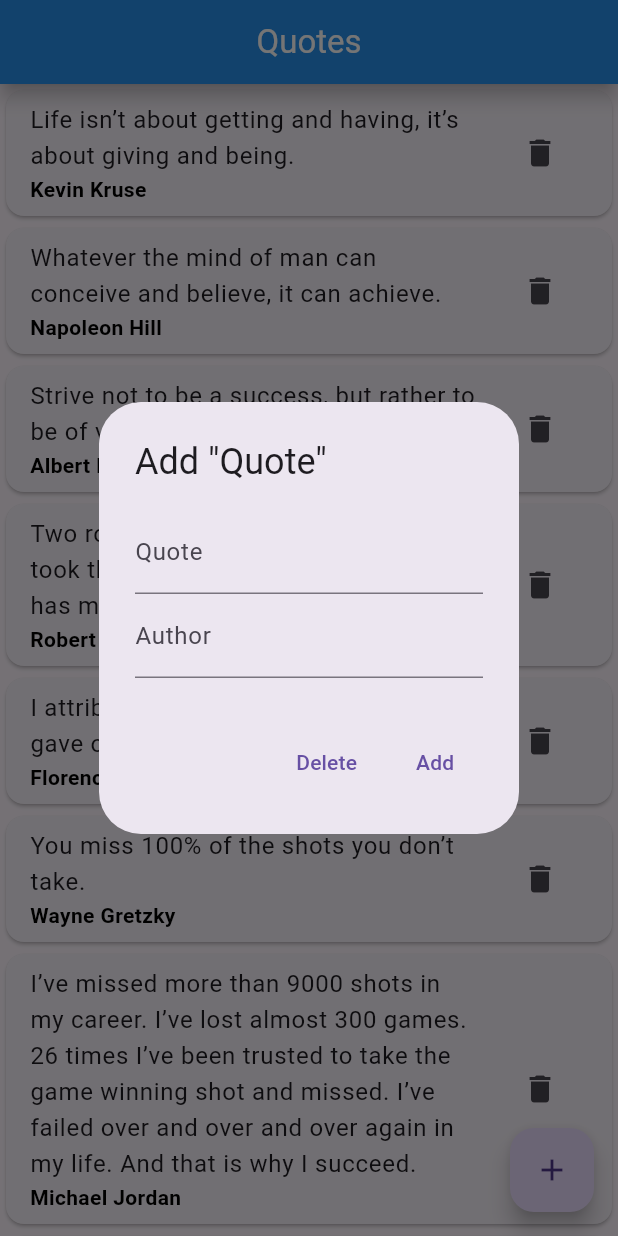
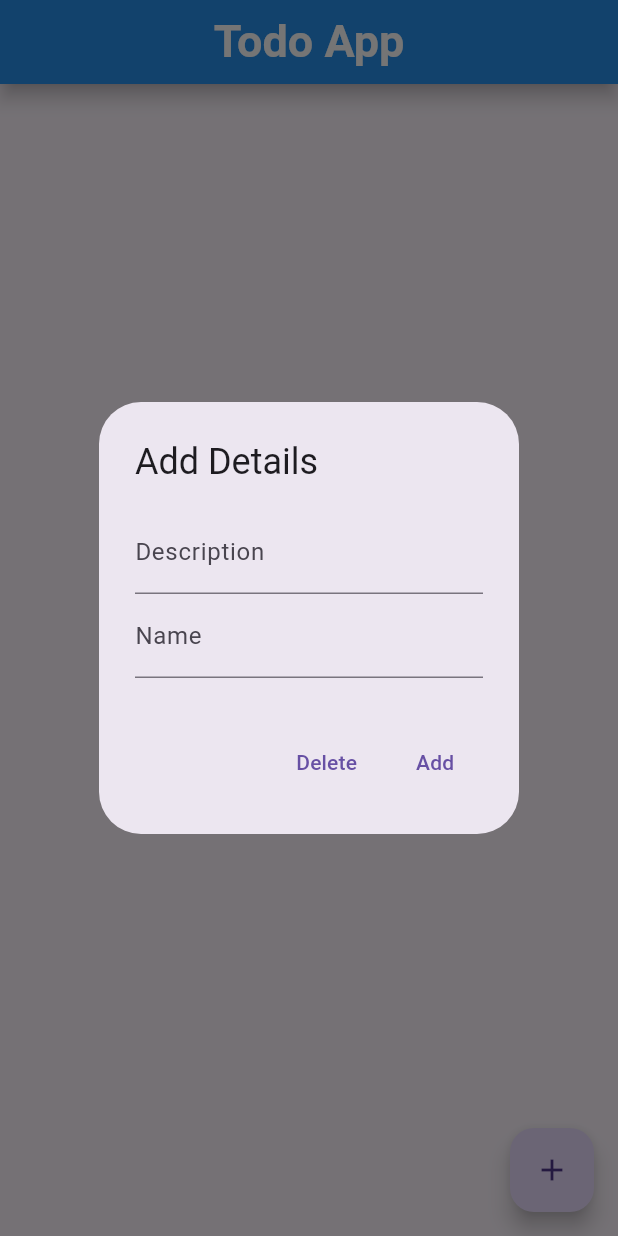
Before and after one commit to priyamtripathiii03/todo_app_provider, a Flutter app: the screen it shows after launch, after a tap on the "add" icon, on a phone screen of 412 x 824 dp. Run offline on Flutter 3.47's test engine with Material 3 defaults, Android fonts, the light colour scheme and no system bars.

Commit message:
08-10-2024

```diff
--- a/lib/provider/home_provider.dart
+++ b/lib/provider/home_provider.dart
@@ -2,212 +2,7 @@ import 'package:flutter/material.dart';
 import 'package:todo_app_provider/Modals/modal.dart';
 class  QuoteProvider extends ChangeNotifier
 {
-  List QuoteData=[
-    {
-      "quote":"Life isn’t about getting and having, it’s about giving and being.","author":"Kevin Kruse"},
-    {
-      "quote":"Whatever the mind of man can conceive and believe, it can achieve.","author":"Napoleon Hill"},
-    {
-      "quote":"Strive not to be a success, but rather to be of value.","author":"Albert Einstein"},
-    {
-      "quote":"Two roads diverged in a wood, and I—I took the one less traveled by, And that has made all the difference.","author":"Robert Frost"},
-    {
-      "quote":"I attribute my success to this: I never gave or took any excuse.","author":"Florence Nightingale"},
-    {
-      "quote":"You miss 100% of the shots you don’t take.","author":"Wayne Gretzky"},
-    {
-      "quote":"I’ve missed more than 9000 shots in my career. I’ve lost almost 300 games. 26 times I’ve been trusted to take the game winning shot and missed. I’ve failed over and over and over again in my life. And that is why I succeed.","author":"Michael Jordan"},
-    {
-      "quote":"The most difficult thing is the decision to act, the rest is merely tenacity.","author":"Amelia Earhart"},
-    {
-      "quote":"Every strike brings me closer to the next home run.","author":"Babe Ruth"},
-    {
-      "quote":"Definiteness of purpose is the starting point of all achievement.","author":"W. Clement Stone"},
-    {
-      "quote":"We must balance conspicuous consumption with conscious capitalism.","author":"Kevin Kruse"},
-    {
-      "quote":"Life is what happens to you while you’re busy making other plans.","author":"John Lennon"},
-    {
-      "quote":"We become what we think about.","author":"Earl Nightingale"},
-    {
-      "quote":"Twenty years from now you will be more disappointed by the things that you didn’t do than by the ones you did do, so throw off the bowlines, sail away from safe harbor, catch the trade winds in your sails.  Explore, Dream, Discover.","author":"Mark Twain"},
-    {
-      "quote":"Life is 10% what happens to me and 90% of how I react to it.","author":"Charles Swindoll"},
-    {
-      "quote":"The most common way people give up their power is by thinking they don’t have any.","author":"Alice Walker"},
-    {
-      "quote":"The mind is everything. What you think you become.","author":"Buddha"},
-    {
-      "quote":"The best time to plant a tree was 20 years ago. The second best time is now.","author":"Chinese Proverb"},
-    {
-      "quote":"An unexamined life is not worth living.","author":"Socrates"},
-    {
-      "quote":"Eighty percent of success is showing up.","author":"Woody Allen"},
-    {
-      "quote":"Your time is limited, so don’t waste it living someone else’s life.","author":"Steve Jobs"},
-    {
-      "quote":"Winning isn’t everything, but wanting to win is.","author":"Vince Lombardi"},
-    {
-      "quote":"I am not a product of my circumstances. I am a product of my decisions.","author":"Stephen Covey"},
-    {
-      "quote":"Every child is an artist.  The problem is how to remain an artist once he grows up.","author":"Pablo Picasso"},
-    {
-      "quote":"You can never cross the ocean until you have the courage to lose sight of the shore.","author":"Christopher Columbus"},
-    {
-      "quote":"I’ve learned that people will forget what you said, people will forget what you did, but people will never forget how you made them feel.","author":"Maya Angelou"},
-    {
-      "quote":"Either you run the day, or the day runs you.","author":"Jim Rohn"},
-    {
-      "quote":"Whether you think you can or you think you can’t, you’re right.","author":"Henry Ford"},
-    {
-      "quote":"The two most important days in your life are the day you are born and the day you find out why.","author":"Mark Twain"},
-    {
-      "quote":"Whatever you can do, or dream you can, begin it.  Boldness has genius, power and magic in it.","author":"Johann Wolfgang von Goethe"},
-    {
-      "quote":"The best revenge is massive success.","author":"Frank Sinatra"},
-    {
-      "quote":"People often say that motivation doesn’t last. Well, neither does bathing.  That’s why we recommend it daily.","author":"Zig Ziglar"},
-    {
-      "quote":"Life shrinks or expands in proportion to one’s courage.","author":"Anais Nin"},
-    {
-      "quote":"If you hear a voice within you say “you cannot paint,” then by all means paint and that voice will be silenced.","author":"Vincent Van Gogh"},
-    {
-      "quote":"There is only one way to avoid criticism: do nothing, say nothing, and be nothing.","author":"Aristotle"},
-    {
-      "quote":"Ask and it will be given to you; search, and you will find; knock and the door will be opened for you.","author":"Jesus"},
-    {
-      "quote":"The only person you are destined to become is the person you decide to be.","author":"Ralph Waldo Emerson"},
-    {
-      "quote":"Go confidently in the direction of your dreams.  Live the life you have imagined.","author":"Henry David Thoreau"},
-    {
-      "quote":"When I stand before God at the end of my life, I would hope that I would not have a single bit of talent left and could say, I used everything you gave me.","author":"Erma Bombeck"},
-    {
-      "quote":"Few things can help an individual more than to place responsibility on him, and to let him know that you trust him.","author":"Booker T. Washington"},
-    {
-      "quote":"Certain things catch your eye, but pursue only those that capture the heart.","author":" Ancient Indian Proverb"},
-    {
-      "quote":"Believe you can and you’re halfway there.","author":"Theodore Roosevelt"},
-    {
-      "quote":"Everything you’ve ever wanted is on the other side of fear.","author":"George Addair"},
-    {
-      "quote":"We can easily forgive a child who is afraid of the dark; the real tragedy of life is when men are afraid of the light.","author":"Plato"},
-    {
-      "quote":"Teach thy tongue to say, “I do not know,” and thous shalt progress.","author":"Maimonides"},
-    {
-      "quote":"Start where you are. Use what you have.  Do what you can.","author":"Arthur Ashe"},
-    {
-      "quote":"When I was 5 years old, my mother always told me that happiness was the key to life.  When I went to school, they asked me what I wanted to be when I grew up.  I wrote down ‘happy’.  They told me I didn’t understand the assignment, and I told them they didn’t understand life.","author":"John Lennon"},
-    {
-      "quote":"Fall seven times and stand up eight.","author":"Japanese Proverb"},
-    {
-      "quote":"When one door of happiness closes, another opens, but often we look so long at the closed door that we do not see the one that has been opened for us.","author":"Helen Keller"},
-    {
-      "quote":"Everything has beauty, but not everyone can see.","author":"Confucius"},
-    {
-      "quote":"How wonderful it is that nobody need wait a single moment before starting to improve the world.","author":"Anne Frank"},
-    {
-      "quote":"When I let go of what I am, I become what I might be.","author":"Lao Tzu"},
-    {
-      "quote":"Life is not measured by the number of breaths we take, but by the moments that take our breath away.","author":"Maya Angelou"},
-    {
-      "quote":"Happiness is not something readymade.  It comes from your own actions.","author":"Dalai Lama"},
-    {
-      "quote":"If you’re offered a seat on a rocket ship, don’t ask what seat! Just get on.","author":"Sheryl Sandberg"},
-    {
-      "quote":"First, have a definite, clear practical ideal; a goal, an objective. Second, have the necessary means to achieve your ends; wisdom, money, materials, and methods. Third, adjust all your means to that end.","author":"Aristotle"},
-    {
-      "quote":"If the wind will not serve, take to the oars.","author":"Latin Proverb"},
-    {
-      "quote":"You can’t fall if you don’t climb.  But there’s no joy in living your whole life on the ground.","author":"Unknown"},
-    {
-      "quote":"We must believe that we are gifted for something, and that this thing, at whatever cost, must be attained.","author":"Marie Curie"},
-    {
-      "quote":"Too many of us are not living our dreams because we are living our fears.","author":"Les Brown"},
-    {
-      "quote":"Challenges are what make life interesting and overcoming them is what makes life meaningful.","author":"Joshua J. Marine"},
-    {
-      "quote":"If you want to lift yourself up, lift up someone else.","author":"Booker T. Washington"},
-    {
-      "quote":"I have been impressed with the urgency of doing. Knowing is not enough; we must apply. Being willing is not enough; we must do.","author":"Leonardo da Vinci"},
-    {
-      "quote":"Limitations live only in our minds.  But if we use our imaginations, our possibilities become limitless.","author":"Jamie Paolinetti"},
-    {
-      "quote":"You take your life in your own hands, and what happens? A terrible thing, no one to blame.","author":"Erica Jong"},
-    {
-      "quote":"What’s money? A man is a success if he gets up in the morning and goes to bed at night and in between does what he wants to do.","author":"Bob Dylan"},
-    {
-      "quote":"I didn’t fail the test. I just found 100 ways to do it wrong.","author":"Benjamin Franklin"},
-    {
-      "quote":"In order to succeed, your desire for success should be greater than your fear of failure.","author":"Bill Cosby"},
-    {
-      "quote":"A person who never made a mistake never tried anything new.","author":" Albert Einstein"},
-    {
-      "quote":"The person who says it cannot be done should not interrupt the person who is doing it.","author":"Chinese Proverb"},
-    {
-      "quote":"There are no traffic jams along the extra mile.","author":"Roger Staubach"},
-    {
-      "quote":"It is never too late to be what you might have been.","author":"George Eliot"},
-    {
-      "quote":"You become what you believe.","author":"Oprah Winfrey"},
-    {
-      "quote":"I would rather die of passion than of boredom.","author":"Vincent van Gogh"},
-    {
-      "quote":"A truly rich man is one whose children run into his arms when his hands are empty.","author":"Unknown"},
-    {
-      "quote":"It is not what you do for your children, but what you have taught them to do for themselves, that will make them successful human beings.","author":"Ann Landers"},
-    {
-      "quote":"If you want your children to turn out well, spend twice as much time with them, and half as much money.","author":"Abigail Van Buren"},
-    {
-      "quote":"Build your own dreams, or someone else will hire you to build theirs.","author":"Farrah Gray"},
-    {
-      "quote":"The battles that count aren’t the ones for gold medals. The struggles within yourself–the invisible battles inside all of us–that’s where it’s at.","author":"Jesse Owens"},
-    {
-      "quote":"Education costs money.  But then so does ignorance.","author":"Sir Claus Moser"},
-    {
-      "quote":"I have learned over the years that when one’s mind is made up, this diminishes fear.","author":"Rosa Parks"},
-    {
-      "quote":"It does not matter how slowly you go as long as you do not stop.","author":"Confucius"},
-    {
-      "quote":"If you look at what you have in life, you’ll always have more. If you look at what you don’t have in life, you’ll never have enough.","author":"Oprah Winfrey"},
-    {
-      "quote":"Remember that not getting what you want is sometimes a wonderful stroke of luck.","author":"Dalai Lama"},
-    {
-      "quote":"You can’t use up creativity.  The more you use, the more you have.","author":"Maya Angelou"},
-    {
-      "quote":"Dream big and dare to fail.","author":"Norman Vaughan"},
-    {
-      "quote":"Our lives begin to end the day we become silent about things that matter.","author":"Martin Luther King Jr."},
-    {
-      "quote":"Do what you can, where you are, with what you have.","author":"Teddy Roosevelt"},
-    {
-      "quote":"If you do what you’ve always done, you’ll get what you’ve always gotten.","author":"Tony Robbins"},
-    {
-      "quote":"Dreaming, after all, is a form of planning.","author":"Gloria Steinem"},
-    {
-      "quote":"It’s your place in the world; it’s your life. Go on and do all you can with it, and make it the life you want to live.","author":"Mae Jemison"},
-    {
-      "quote":"You may be disappointed if you fail, but you are doomed if you don’t try.","author":"Beverly Sills"},
-    {
-      "quote":"Remember no one can make you feel inferior without your consent.","author":"Eleanor Roosevelt"},
-    {
-      "quote":"Life is what we make it, always has been, always will be.","author":"Grandma Moses"},
-    {
-      "quote":"The question isn’t who is going to let me; it’s who is going to stop me.","author":"Ayn Rand"},
-    {
-      "quote":"When everything seems to be going against you, remember that the airplane takes off against the wind, not with it.","author":"Henry Ford"},
-    {
-      "quote":"It’s not the years in your life that count. It’s the life in your years.","author":"Abraham Lincoln"},
-    {
-      "quote":"Change your thoughts and you change your world.","author":"Norman Vincent Peale"},
-    {
-      "quote":"Either write something worth reading or do something worth writing.","author":"Benjamin Franklin"},
-    {
-      "quote":"Nothing is impossible, the word itself says, “I’m possible!”","author":"–Audrey Hepburn"},
-    {
-      "quote":"The only way to do great work is to love what you do.","author":"Steve Jobs"},
-    {
-      "quote":"If you can dream it, you can achieve it.","author":"Zig Ziglar"}
-  ];
+  List QuoteData=[];
   List<controllerModal> QuotefinalList=[];
   QuoteProvider()
   {
--- a/lib/view/homepage.dart
+++ b/lib/view/homepage.dart
@@ -19,8 +19,8 @@ class QuoteHomePage extends StatelessWidget {
         shadowColor: Colors.black,
         centerTitle: true,
         title: Text(
-          "Quotes",
-          style: TextStyle(color: Colors.white),
+          "Todo App",
+          style: TextStyle(color: Colors.white, fontWeight: FontWeight.bold, fontSize: 30),
         ),
       ),
       body: ListView.builder(
@@ -50,7 +50,7 @@ class QuoteHomePage extends StatelessWidget {
           showDialog(
             context: context,
             builder: (context) => AlertDialog(
-              title: const Text('Add "Quote"'),
+              title: const Text('Add Details'),
               content: Container(
                 height: 120,
 
@@ -59,12 +59,12 @@ class QuoteHomePage extends StatelessWidget {
                     children: [
                       TextField(
                         controller: txtQuotes,
-                        decoration: const InputDecoration(label: Text('Quote')),
+                        decoration: const InputDecoration(label: Text('Description')),
                       ),
                       TextField(
                         controller: txtAuthor,
                         decoration:
-                            const InputDecoration(label: Text('Author')),
+                            const InputDecoration(label: Text('Name')),
                       ),
                     ],
                   ),
```
